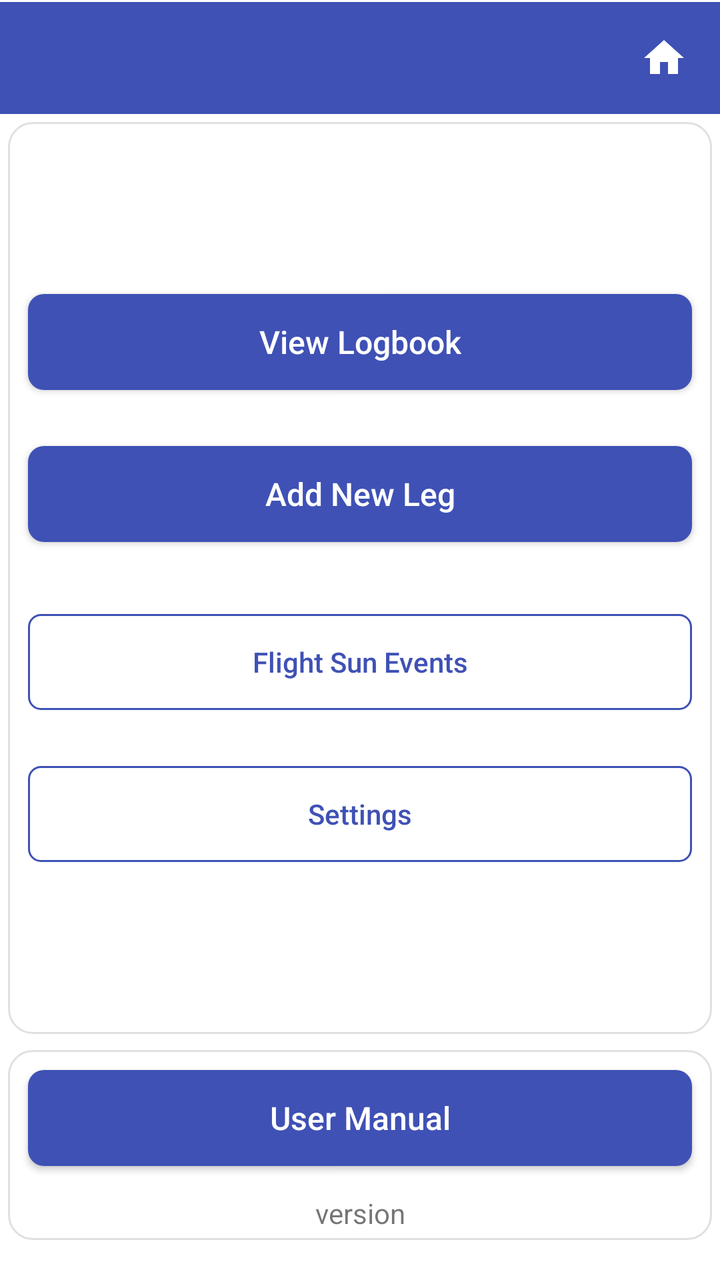
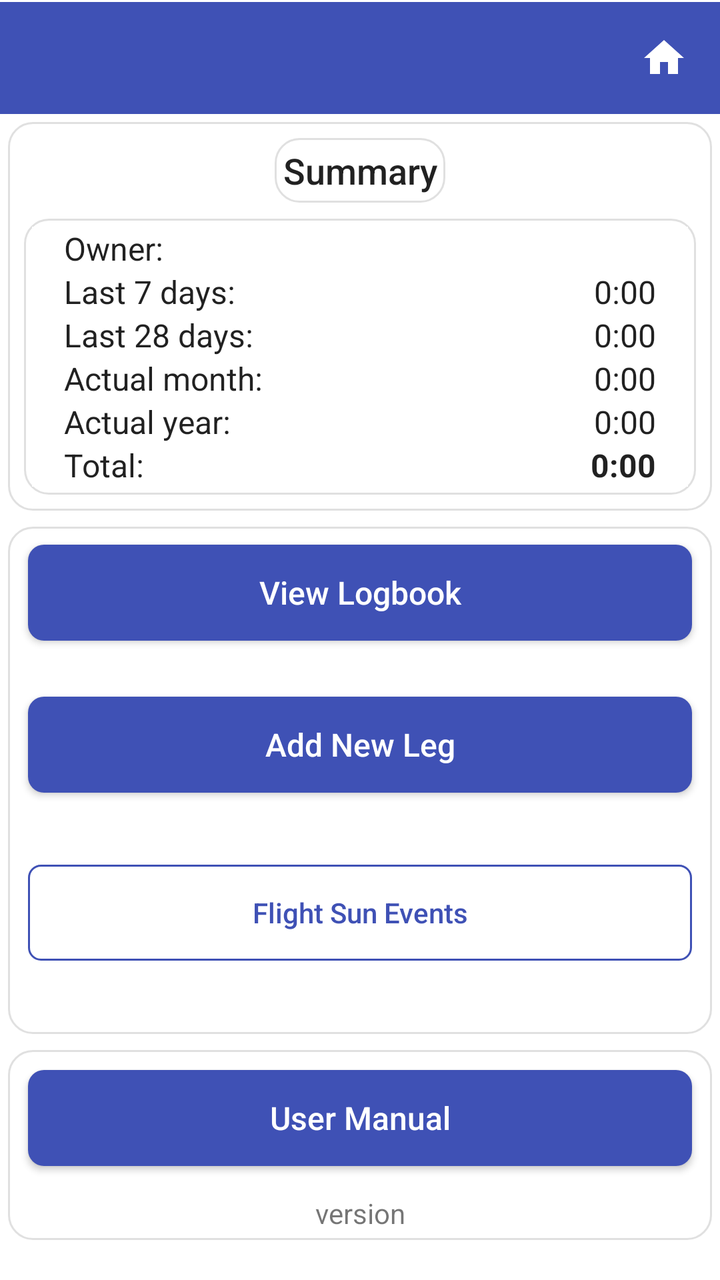

An Android layout rendered at two revisions. The XML below is the earlier revision; the diff shows what the commit changed to produce the second picture.
<!-- AndroidManifest.xml: application theme Theme.StripToLogbook.View -->
<!-- res/layout/activity_home.xml -->
<?xml version="1.0" encoding="utf-8"?>
<LinearLayout xmlns:android="http://schemas.android.com/apk/res/android"
    android:layout_width="match_parent"
    android:layout_height="match_parent"
    android:orientation="vertical">

    
    <include layout="@layout/view_app_toolbar" />


    <LinearLayout
        style="@style/Card.Surface"
        android:layout_width="match_parent"
        android:layout_height="0dp"
        android:layout_weight="1"
        android:autoSizeTextType="uniform"
        android:gravity="center"
        android:orientation="vertical">

        <Button
            android:id="@+id/btn_view_logbook"
            style="@style/PrimaryButtonStyle"
            android:layout_width="match_parent"
            android:layout_height="wrap_content"
            android:text="View Logbook" />

        <Space
            android:layout_width="match_parent"
            android:layout_height="16dp" />

        <Button
            android:id="@+id/btn_add_leg"
            style="@style/PrimaryButtonStyle"
            android:layout_width="match_parent"
            android:layout_height="wrap_content"
            android:text="Add New Leg" />

        <Space
            android:layout_width="match_parent"
            android:layout_height="24dp" />

        <Button
            android:id="@+id/btn_flight_sun"
            style="@style/SecondaryButtonStyle"
            android:layout_width="match_parent"
            android:layout_height="wrap_content"
            android:text="Flight Sun Events" />

        <Space
            android:layout_width="match_parent"
            android:layout_height="16dp" />

        <Button
            android:id="@+id/btn_settings"
            style="@style/SecondaryButtonStyle"
            android:layout_width="match_parent"
            android:layout_height="wrap_content"
            android:text="Settings" />


    </LinearLayout>

    <LinearLayout
        style="@style/Card.Surface"
        android:layout_width="match_parent"
        android:layout_height="wrap_content"
        android:autoSizeTextType="uniform"
        android:gravity="center"
        android:orientation="vertical">

        <Button
            android:id="@+id/btn_user_manual"
            style="@style/PrimaryButtonStyle"
            android:layout_width="match_parent"
            android:layout_height="wrap_content"
            android:text="User Manual" />

        <Space
            android:layout_width="match_parent"
            android:layout_height="8dp" />

        <TextView
            android:id="@+id/txtAppVersion"
            android:layout_width="match_parent"
            android:layout_height="wrap_content"
            android:gravity="center"
            android:text="version" />

    </LinearLayout>

    <Space
        android:layout_width="match_parent"
        android:layout_height="16dp" />


</LinearLayout>
<!-- res/layout/view_app_toolbar.xml (included above) -->
<?xml version="1.0" encoding="utf-8"?>
<LinearLayout xmlns:android="http://schemas.android.com/apk/res/android"
    android:id="@+id/toolbar_container"
    android:layout_width="match_parent"
    android:layout_height="wrap_content"
    android:orientation="vertical"
    android:background="@color/colorPrimary">

    <View
        android:id="@+id/status_bar_spacer"
        android:layout_width="match_parent"
        android:layout_height="0dp"
        android:background="@color/colorPrimary" />

    <View
        android:layout_width="match_parent"
        android:layout_height="1dp"
        android:background="@color/surface" />

    <LinearLayout
        android:layout_width="match_parent"
        android:layout_height="wrap_content"
        android:orientation="horizontal"
        android:gravity="center_vertical"
        android:background="@color/colorPrimary">

        <androidx.appcompat.widget.Toolbar
            android:id="@+id/toolbar"
            style="@style/ToolbarStyle"
            android:layout_width="0dp"
            android:layout_height="wrap_content"
            android:layout_weight="1"
            android:background="@color/colorPrimary"
            android:minHeight="?attr/actionBarSize" />

        <ImageButton
            android:id="@+id/btn_home"
            android:layout_width="?attr/actionBarSize"
            android:layout_height="?attr/actionBarSize"
            android:background="?attr/selectableItemBackgroundBorderless"
            android:contentDescription="Home"
            android:src="@drawable/ic_home" />
    </LinearLayout>
</LinearLayout>
<!-- resources referenced by this layout -->
<resources>
  <color name="colorPrimary">#3F51B5</color>
  <color name="surface">#FFFFFFFF</color>
  <style name="Card.Surface">
          <item name="android:background">@drawable/bg_card</item>
          <item name="android:padding">4dp</item>
          <item name="android:layout_margin">4dp</item>
      </style>
  <style name="ToolbarStyle" parent="Widget.AppCompat.Toolbar">
          <item name="android:background">@color/colorPrimary</item>
          <item name="titleTextAppearance">@style/ToolbarTitleStyle</item>
      </style>
  <!-- drawable bg_card (drawable) -->
  <?xml version="1.0" encoding="utf-8"?>
  <shape xmlns:android="http://schemas.android.com/apk/res/android">
      <solid android:color="@color/surface" />
      <corners android:radius="12dp" />
      <stroke android:width="1dp"
          android:color="@color/border" />
  </shape>
  <!-- drawable bg_button_primary (drawable) -->
  <?xml version="1.0" encoding="utf-8"?>
  <shape xmlns:android="http://schemas.android.com/apk/res/android">
      <solid android:color="@color/colorPrimary" />
      <corners android:radius="8dp" />
  </shape>
  <!-- drawable bg_button_secondary (drawable) -->
  <?xml version="1.0" encoding="utf-8"?>
  <shape xmlns:android="http://schemas.android.com/apk/res/android">
      <solid android:color="@android:color/transparent" />
      <stroke android:width="1dp" android:color="@color/colorPrimary" />
      <corners android:radius="6dp" />
  </shape>
  <style name="ToolbarTitleStyle" parent="Widget.AppCompat.EditText">
          
          <item name="android:textColor">@color/surface</item>
          <item name="tint">@android:color/white</item>
      </style>
  <color name="purple_500">#FF6200EE</color>
  <color name="purple_700">#FF3700B3</color>
  <color name="teal_200">#FF03DAC5</color>
  <color name="dropdown_background">#FFFFFFFF</color>
  <style name="NoBackgroundTextView" parent="Widget.AppCompat.TextView">
          <item name="android:background">@null</item>
      </style>
  <style name="MyAutoCompleteTextViewStyle" parent="Widget.AppCompat.AutoCompleteTextView">
          <item name="android:textSize">16sp</item>
          <item name="android:textColor">@color/text_primary</item>
          <item name="android:fontFamily">sans-serif</item>
          <item name="android:popupBackground">@color/dropdown_background</item>
      </style>
  <style name="ToolbarNavButtonStyle" parent="Widget.AppCompat.Toolbar.Button.Navigation">
          <item name="android:tint">@color/surface</item>
      </style>
  <color name="border">#E0E0E0</color>
  <!-- drawable edittext_background (drawable) -->
  <selector xmlns:android="http://schemas.android.com/apk/res/android">
      <item android:state_enabled="false"
          android:drawable="@android:color/transparent" />
      <item android:drawable="@drawable/edittext_background_shape" />
  
  
  
  </selector>
  <color name="text_primary">#DE000000</color>
  <!-- drawable edittext_background_shape (drawable) -->
  <shape xmlns:android="http://schemas.android.com/apk/res/android">
      <solid android:color="@color/edittext_background_color" />
      <corners android:radius="4dp" />
      
      <stroke android:width="1dp" android:color="@color/edittext_stroke_color" />
  </shape>
  <color name="edittext_background_color">#F5F5F5</color>
  <color name="edittext_stroke_color">#DDDDDD</color>
  <!-- unchanged entries left out for length: 5 -->
</resources>

<!-- the commit's change to res/layout/activity_home.xml (unified diff, before → after) -->
@@ -9,6 +9,167 @@
 
 
     <LinearLayout
+        android:id="@+id/card_block_summary"
+        style="@style/Card.Surface"
+        android:layout_width="match_parent"
+        android:layout_height="wrap_content"
+        android:layout_gravity="center_horizontal"
+        android:orientation="vertical">
+
+        <TextView
+            style="@style/Card.Surface"
+            android:layout_width="wrap_content"
+            android:layout_height="wrap_content"
+            android:layout_gravity="center"
+            android:gravity="center"
+            android:text="Summary"
+            android:textAppearance="@style/TextAppearance.AppCompat.Title" />
+
+        <LinearLayout
+            style="@style/Card.Surface"
+            android:layout_width="match_parent"
+            android:layout_height="wrap_content"
+            android:layout_gravity="center_horizontal"
+            android:orientation="vertical">
+
+            
+            <LinearLayout
+                android:id="@+id/row_home_owner"
+                android:layout_width="match_parent"
+                android:layout_height="wrap_content"
+                android:orientation="horizontal"
+                android:paddingHorizontal="16dp">
+
+                <TextView
+                    android:layout_width="0dp"
+                    android:layout_height="wrap_content"
+                    android:layout_weight="1"
+                    android:text="Owner:"
+                    android:textAppearance="@style/TextAppearance.AppCompat.Body1" />
+
+                <TextView
+                    android:id="@+id/tv_home_owner_value"
+                    android:layout_width="wrap_content"
+                    android:layout_height="wrap_content"
+                    android:text=""
+                    android:textAppearance="@style/TextAppearance.AppCompat.Body1" />
+            </LinearLayout>
+
+            
+            <LinearLayout
+                android:layout_width="match_parent"
+                android:layout_height="wrap_content"
+                android:orientation="horizontal"
+                android:paddingHorizontal="16dp">
+
+                <TextView
+                    android:layout_width="0dp"
+                    android:layout_height="wrap_content"
+                    android:layout_weight="1"
+                    android:text="Last 7 days:"
+                    android:textAppearance="@style/TextAppearance.AppCompat.Body1" />
+
+                <TextView
+                    android:id="@+id/tv_home_last_7_days_value"
+                    android:layout_width="wrap_content"
+                    android:layout_height="wrap_content"
+                    android:text="0:00"
+                    android:textAppearance="@style/TextAppearance.AppCompat.Body1" />
+            </LinearLayout>
+
+            
+            <LinearLayout
+                android:layout_width="match_parent"
+                android:layout_height="wrap_content"
+                android:orientation="horizontal"
+                android:paddingHorizontal="16dp">
+
+                <TextView
+                    android:layout_width="0dp"
+                    android:layout_height="wrap_content"
+                    android:layout_weight="1"
+                    android:text="Last 28 days:"
+                    android:textAppearance="@style/TextAppearance.AppCompat.Body1" />
+
+                <TextView
+                    android:id="@+id/tv_home_last_28_days_value"
+                    android:layout_width="wrap_content"
+                    android:layout_height="wrap_content"
+                    android:text="0:00"
+                    android:textAppearance="@style/TextAppearance.AppCompat.Body1" />
+            </LinearLayout>
+
+            
+            <LinearLayout
+                android:layout_width="match_parent"
+                android:layout_height="wrap_content"
+                android:orientation="horizontal"
+                android:paddingHorizontal="16dp">
+
+                <TextView
+                    android:layout_width="0dp"
+                    android:layout_height="wrap_content"
+                    android:layout_weight="1"
+                    android:text="Actual month:"
+                    android:textAppearance="@style/TextAppearance.AppCompat.Body1" />
+
+                <TextView
+                    android:id="@+id/tv_home_actual_month_value"
+                    android:layout_width="wrap_content"
+                    android:layout_height="wrap_content"
+                    android:text="0:00"
+                    android:textAppearance="@style/TextAppearance.AppCompat.Body1" />
+            </LinearLayout>
+
+            
+            <LinearLayout
+                android:layout_width="match_parent"
+                android:layout_height="wrap_content"
+                android:orientation="horizontal"
+                android:paddingHorizontal="16dp">
+
+                <TextView
+                    android:layout_width="0dp"
+                    android:layout_height="wrap_content"
+                    android:layout_weight="1"
+                    android:text="Actual year:"
+                    android:textAppearance="@style/TextAppearance.AppCompat.Body1" />
+
+                <TextView
+                    android:id="@+id/tv_home_actual_year_value"
+                    android:layout_width="wrap_content"
+                    android:layout_height="wrap_content"
+                    android:text="0:00"
+                    android:textAppearance="@style/TextAppearance.AppCompat.Body1" />
+            </LinearLayout>
+
+            
+            <LinearLayout
+                android:layout_width="match_parent"
+                android:layout_height="wrap_content"
+                android:orientation="horizontal"
+                android:paddingHorizontal="16dp">
+
+                <TextView
+                    android:layout_width="0dp"
+                    android:layout_height="wrap_content"
+                    android:layout_weight="1"
+                    android:text="Total:"
+                    android:textAppearance="@style/TextAppearance.AppCompat.Body1" />
+
+                <TextView
+                    android:id="@+id/tv_home_total_value"
+                    android:layout_width="wrap_content"
+                    android:layout_height="wrap_content"
+                    android:text="0:00"
+                    android:textAppearance="@style/TextAppearance.AppCompat.Body1"
+                    android:textStyle="bold" />
+            </LinearLayout>
+
+        </LinearLayout>
+
+    </LinearLayout>
+    <LinearLayout
         style="@style/Card.Surface"
         android:layout_width="match_parent"
         android:layout_height="0dp"
@@ -91,8 +252,6 @@
     <Space
         android:layout_width="match_parent"
         android:layout_height="16dp" />
-
-
 </LinearLayout>
 <!-- res/layout/view_app_toolbar.xml (included above) -->
 <?xml version="1.0" encoding="utf-8"?>
<!-- resource entries referenced after the edit -->
@@ -6,6 +6,16 @@
           <item name="android:background">@drawable/bg_card</item>
           <item name="android:padding">4dp</item>
           <item name="android:layout_margin">4dp</item>
+      </style>
+  <style name="TextAppearance.AppCompat.Body1" parent="TextAppearance.AppCompat">
+          <item name="android:textSize">16sp</item>
+          <item name="android:textColor">@color/text_primary</item>
+          <item name="android:fontFamily">sans-serif</item>
+      </style>
+  <style name="TextAppearance.AppCompat.Title" parent="TextAppearance.AppCompat">
+          <item name="android:textSize">18sp</item>
+          <item name="android:textColor">@color/text_primary</item>
+          <item name="android:fontFamily">sans-serif-medium</item>
       </style>
   <style name="ToolbarStyle" parent="Widget.AppCompat.Toolbar">
           <item name="android:background">@color/colorPrimary</item>
